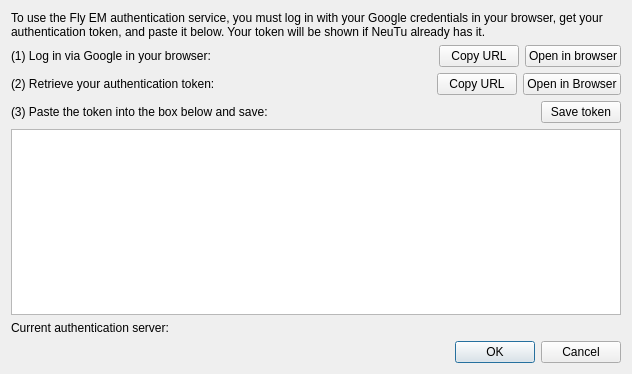
Qt form neurolabi/gui/flyem/auth/flyemauthtokendialog.ui (janelia-flyem/NeuTu) before a commit.
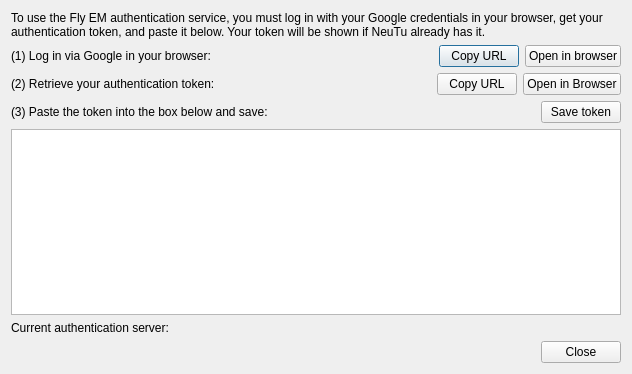
The same form after that commit.

What changed in the file:
```diff
--- a/neurolabi/gui/flyem/auth/flyemauthtokendialog.ui
+++ b/neurolabi/gui/flyem/auth/flyemauthtokendialog.ui
@@ -150,7 +150,7 @@
       <enum>Qt::Horizontal</enum>
      </property>
      <property name="standardButtons">
-      <set>QDialogButtonBox::Cancel|QDialogButtonBox::Ok</set>
+      <set>QDialogButtonBox::Close</set>
      </property>
     </widget>
    </item>
```
Left out of the diff: 12 changed lines with no effect on the pictures.
